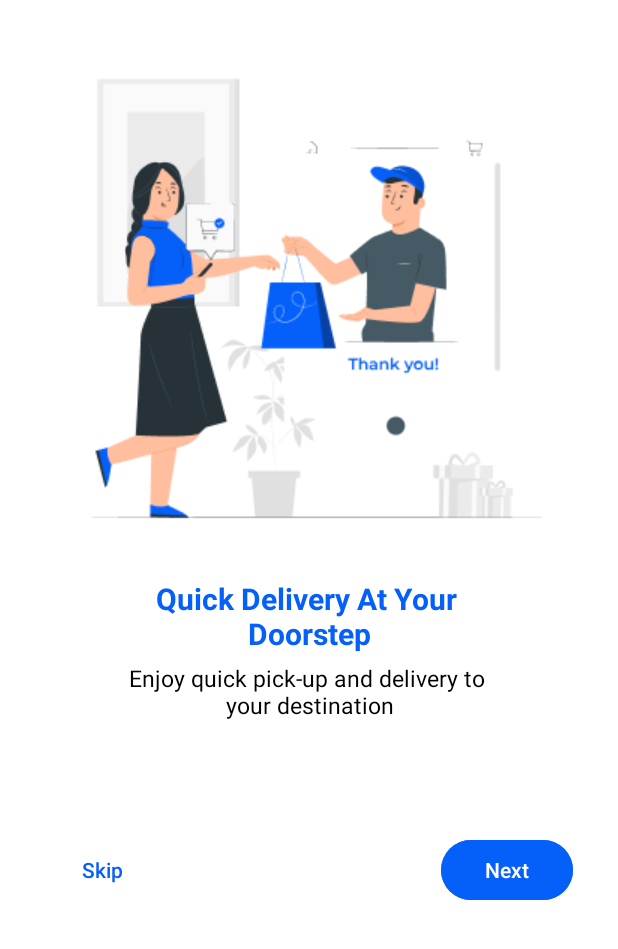
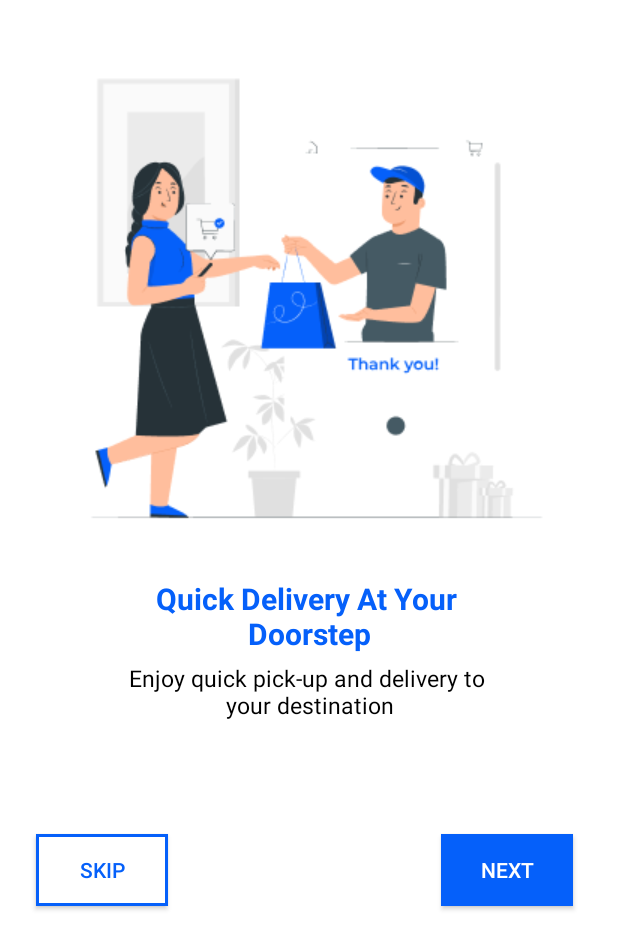
Before and after one commit to redforin/practis, an Android app: the screen it shows after launch (SecondActivity), on a phone screen of 412 x 824 dp. Shown: the top 949 px of the screen. Run offline under Robolectric (Android 15) with nearby library versions, the phone set to English and light mode, and no system bars.

Commit message:
practice day 2

```diff
--- /dev/null
+++ b/app/src/main/res/drawable/border.xml
@@ -0,0 +1,6 @@
+<?xml version="1.0" encoding="utf-8"?>
+<shape xmlns:android="http://schemas.android.com/apk/res/android">
+    <solid android:color="@android:color/white" />
+    <stroke android:width="2dp" android:color="@color/text1" />
+
+</shape>
--- /dev/null
+++ b/app/src/main/res/drawable/border2.xml
@@ -0,0 +1,6 @@
+<?xml version="1.0" encoding="utf-8"?>
+<shape xmlns:android="http://schemas.android.com/apk/res/android">
+    <solid android:color="@color/text1" />
+    <stroke android:width="2dp" android:color="@color/text1" />
+
+</shape>
--- a/app/src/main/res/layout/activity_main2.xml
+++ b/app/src/main/res/layout/activity_main2.xml
@@ -48,27 +48,26 @@
             android:layout_height="match_parent"
             android:orientation="horizontal">
 
-            <Button
+            <androidx.appcompat.widget.AppCompatButton
                 android:id="@+id/button"
                 android:layout_width="wrap_content"
                 android:layout_height="wrap_content"
                 android:text="Skip"
                 android:layout_marginLeft="24dp"
                 android:textColor="@color/text1"
-                android:backgroundTint="@android:color/white"
+                android:background="@drawable/border"
                 android:layout_marginTop="75dp"
-                tools:cornerRadius="5dp"
                 />
 
-            <Button
+            <androidx.appcompat.widget.AppCompatButton
                 android:id="@+id/button2"
                 android:layout_width="wrap_content"
                 android:layout_height="wrap_content"
                 android:layout_marginLeft="182dp"
-                android:backgroundTint="@color/text1"
                 android:text="Next"
+                android:background="@drawable/border2"
                 android:textColor="@color/white"
-                tools:cornerRadius="5dp"
+
                 android:layout_marginTop="75dp" />
         </LinearLayout>
 
```
